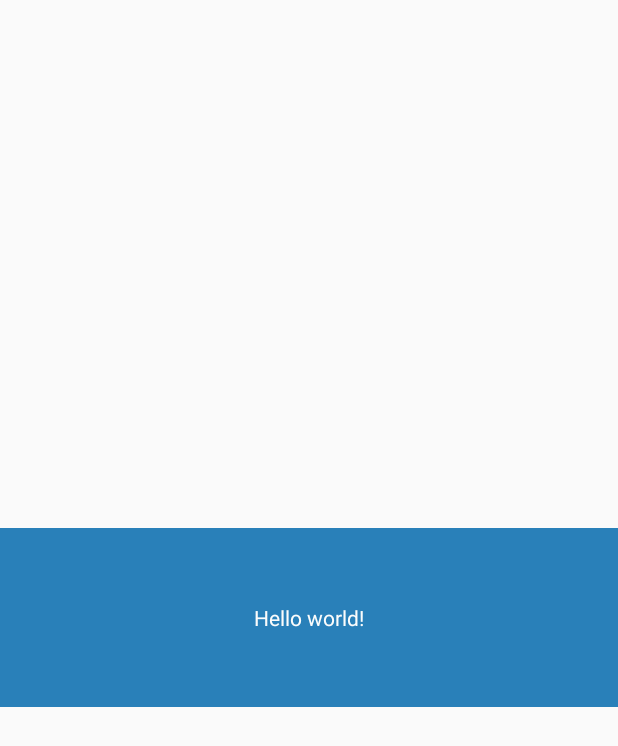
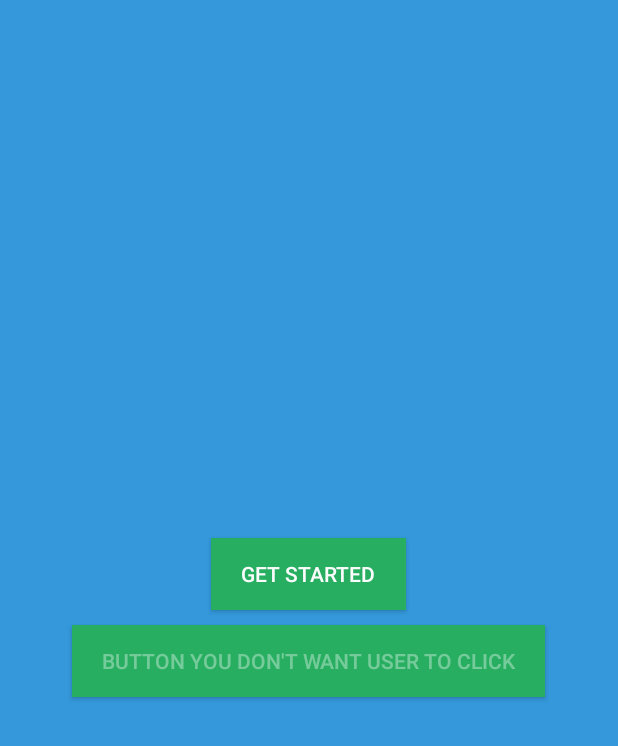
Before and after one commit to worker8/TourGuide, an Android app: the layout activity_demo_main.xml on its own in the app's theme, with its tools: preview values and no code run, on a phone screen of 412 x 824 dp. Shown: the top 746 px of the screen. Run offline under Robolectric (Android 15) with nearby library versions, the phone set to English and light mode, and no system bars.

Commit message:
Various bug fixes

```diff
--- a/app/src/main/res/layout/activity_demo_main.xml
+++ b/app/src/main/res/layout/activity_demo_main.xml
@@ -1,19 +1,34 @@
-<FrameLayout xmlns:android="http://schemas.android.com/apk/res/android"
+<LinearLayout xmlns:android="http://schemas.android.com/apk/res/android"
     xmlns:tools="http://schemas.android.com/tools"
     android:layout_width="match_parent"
     android:layout_height="match_parent"
+    android:background="#3498db"
+    android:orientation="vertical"
+    android:layout_gravity="center"
+    android:gravity="center"
     tools:context="tourguide.tourguidedemo.DemoMainActivity">
 
-    <TextView
-        android:id="@+id/text"
-        android:layout_width="match_parent"
+    <Button
+        android:id="@+id/button"
+        android:layout_width="wrap_content"
         android:layout_height="wrap_content"
-        android:paddingTop="50dp"
-        android:paddingBottom="50dp"
         android:layout_gravity="center"
-        android:background="#2980b9"
+        android:paddingLeft="20dp"
+        android:paddingRight="20dp"
         android:gravity="center"
+        android:background="#27ae60"
         android:textColor="#fbfcfc"
-        android:text="@string/hello_world" />
-
-</FrameLayout>
+        android:text="Get Started" />
+    <Button
+        android:id="@+id/button_dont_touch"
+        android:layout_width="wrap_content"
+        android:layout_height="wrap_content"
+        android:layout_gravity="center"
+        android:layout_marginTop="10dp"
+        android:paddingLeft="20dp"
+        android:paddingRight="20dp"
+        android:gravity="center"
+        android:background="#27ae60"
+        android:textColor="#60fbfcfc"
+        android:text="Button you don't want user to click" />
+</LinearLayout>
--- a/build.gradle
+++ b/build.gradle
@@ -2,7 +2,10 @@
 
 buildscript {
     dependencies {
-        classpath 'com.android.tools.build:gradle:1.2.3'
+        repositories {
+            jcenter()
+        }
+        classpath 'com.android.tools.build:gradle:1.0.0'
 
         // NOTE: Do not place your application dependencies here; they belong
         // in the individual module build.gradle files
--- a/tourguide/build.gradle
+++ b/tourguide/build.gradle
@@ -25,6 +25,11 @@ dependencies {
     compile fileTree(dir: 'libs', include: ['*.jar'])
     compile 'com.android.support:appcompat-v7:21.0.3'
     compile 'com.melnykov:floatingactionbutton:1.3.0'
+
+    //TODO: write own animation code so that users don't have to include more 3rd party library
+    compile 'com.nineoldandroids:library:2.4.0'
+    compile 'com.daimajia.easing:library:1.0.1@aar'
+    compile 'com.daimajia.androidanimations:library:1.1.3@aar'
 }
 
 apply from: 'https://raw.github.com/chrisbanes/gradle-mvn-push/master/gradle-mvn-push.gradle'
--- a/tourguide/src/main/res/drawable/shadow_upward.xml
+++ b/tourguide/src/main/res/drawable/shadow_upward.xml
@@ -2,6 +2,6 @@
 <shape xmlns:android="http://schemas.android.com/apk/res/android" android:shape="rectangle">
     <gradient
         android:startColor="@android:color/transparent"
-        android:endColor="#44000000"
+        android:endColor="#88333333"
         android:angle="270"/>
 </shape>
--- a/tourguide/src/main/res/layout/description.xml
+++ b/tourguide/src/main/res/layout/description.xml
@@ -14,8 +14,9 @@
         android:layout_width="match_parent"
         android:layout_height="wrap_content"
         android:layout_gravity="bottom"
-        android:background="@color/CornflowerBlue"
+        android:background="#c0392b"
         android:orientation="vertical"
+        android:gravity="center"
         android:padding="10dp">
 
         <TextView
```
Also changed, not shown: app/src/main/java/tourguide/tourguidedemo/DemoMainActivity.java (+27 -8 lines), tourguide/src/main/java/tourguide/tourguide/AnimateTutorial.java (+9 -2 lines), tourguide/src/main/java/tourguide/tourguide/FrameLayoutWithHole.java (+12 -5 lines), 2 other files.
